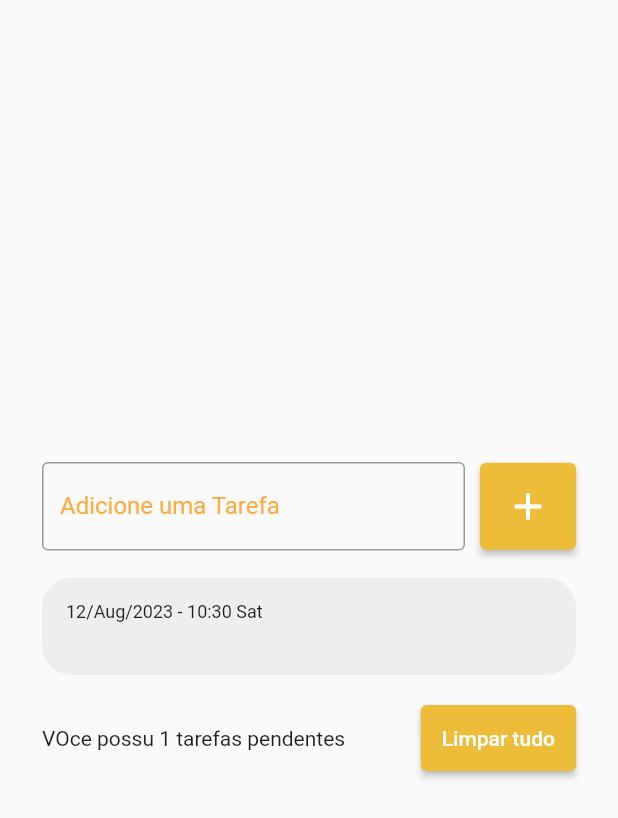
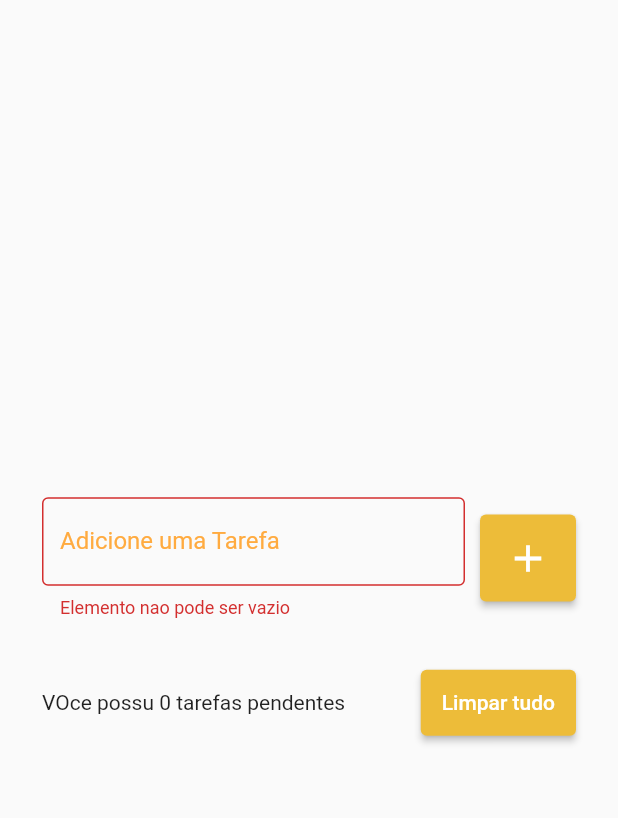
Before and after one commit to Gabrielpsd/Agenda, a Flutter app: the screen it shows after launch, after a tap on the "add" icon, on a phone screen of 412 x 824 dp. Shown: the top 818 px of the screen. Run offline on Flutter 3.47's test engine with Material 2 defaults, Android fonts, the phone set to English and light mode, and no system bars; drawn by our look-alikes of flutter_slidable; our stand-ins replace shared_preferences.

Commit message:
versão final

```diff
--- a/lib/models/todo.dart
+++ b/lib/models/todo.dart
@@ -3,4 +3,15 @@ class Todo {
 
   String title;
   DateTime dateTime;
+
+  Map<String, dynamic> toJson() {
+    return {
+      'title': title,
+      'datetime': dateTime.toIso8601String(),
+    };
+  }
+
+  Todo.fromJson(Map<String, dynamic> json)
+      : title = json['title'],
+        dateTime = DateTime.parse(json['datetime']);
 }
--- a/lib/pages/todo_list_file.dart
+++ b/lib/pages/todo_list_file.dart
@@ -1,4 +1,5 @@
 import 'package:calculator/models/todo.dart';
+import 'package:calculator/repositories/repositories.dart';
 import 'package:flutter/material.dart';
 
 import '../widgets/todolistitems.dart';
@@ -14,8 +15,21 @@ class _TodoListPageState extends State<TodoListPage> {
   List<Todo> todoTasks = [];
   Todo? deletedItem;
   int? position;
+  String? errorText;
 
   final TextEditingController fieldTasks = TextEditingController();
+  final TodoRepository todoRepository = TodoRepository();
+
+  @override
+  void initState() {
+    super.initState();
+
+    todoRepository.getTodoList().then((value) {
+      setState(() {
+        todoTasks = value;
+      });
+    });
+  }
 
   @override
   Widget build(BuildContext context) {
@@ -43,6 +57,7 @@ class _TodoListPageState extends State<TodoListPage> {
                             labelText: 'Adicione uma Tarefa',
                             hintText: 'Ex. Estudar Flutter',
                             labelStyle: TextStyle(color: Colors.orangeAccent),
+                            errorText: errorText,
                           ),
                         ),
                       ),
@@ -98,10 +113,20 @@ class _TodoListPageState extends State<TodoListPage> {
   }
 
   void insertTask() {
+    if (fieldTasks.text.isEmpty) {
+      setState(() {
+        errorText = 'Elemento nao pode ser vazio';
+      });
+      return;
+    }
+
     setState(() {
       Todo newTodo = Todo(title: fieldTasks.text, dateTime: DateTime.now());
       todoTasks.add(newTodo);
+      errorText = null;
     });
+
+    todoRepository.saveTodoList(todoTasks);
   }
 
   void onDelete(Todo todo) {
@@ -111,7 +136,7 @@ class _TodoListPageState extends State<TodoListPage> {
     setState(() {
       todoTasks.remove(todo);
     });
-
+    todoRepository.saveTodoList(todoTasks);
     //it is important to clear other snacks that is in the screen
 
     ScaffoldMessenger.of(context).clearSnackBars();
@@ -127,6 +152,7 @@ class _TodoListPageState extends State<TodoListPage> {
             setState(() {
               todoTasks.insert(position!, todo!);
             });
+            todoRepository.saveTodoList(todoTasks);
           },
         ),
       ),
@@ -160,5 +186,6 @@ class _TodoListPageState extends State<TodoListPage> {
     setState(() {
       todoTasks.clear();
     });
+    todoRepository.saveTodoList(todoTasks);
   }
 }
--- /dev/null
+++ b/lib/repositories/repositories.dart
@@ -0,0 +1,23 @@
+import 'dart:convert';
+
+import 'package:shared_preferences/shared_preferences.dart';
+
+import '../models/todo.dart';
+
+const todoListKey = 'todolist';
+
+class TodoRepository {
+  late SharedPreferences sharedPreferences;
+
+  void saveTodoList(List<Todo> todos) {
+    final String jsonString = json.encode(todos);
+    sharedPreferences.setString('todolist', jsonString);
+  }
+
+  Future<List<Todo>> getTodoList() async {
+    sharedPreferences = await SharedPreferences.getInstance();
+    final String jsonString = sharedPreferences.getString(todoListKey) ?? '[]';
+    final List jsonDecoded = json.decode(jsonString) as List;
+    return jsonDecoded.map((e) => Todo.fromJson(e)).toList();
+  }
+}
--- a/pubspec.yaml
+++ b/pubspec.yaml
@@ -37,6 +37,7 @@ dependencies:
   cupertino_icons: ^1.0.2
   intl:
   flutter_slidable: ^3.0.0
+  shared_preferences: ^2.2.0
 
 
 dev_dependencies:
```
Also changed, not shown: pubspec.lock.
